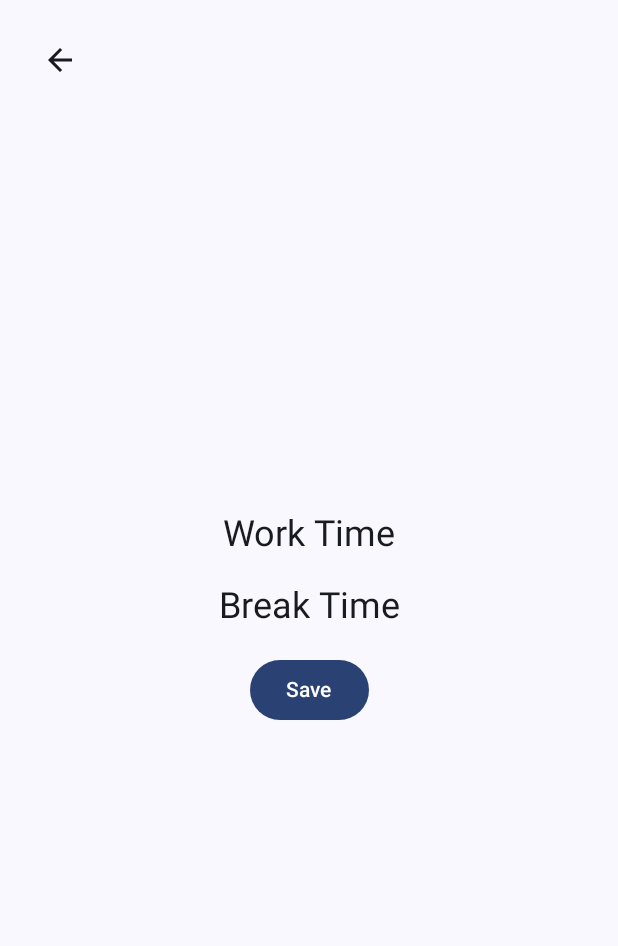
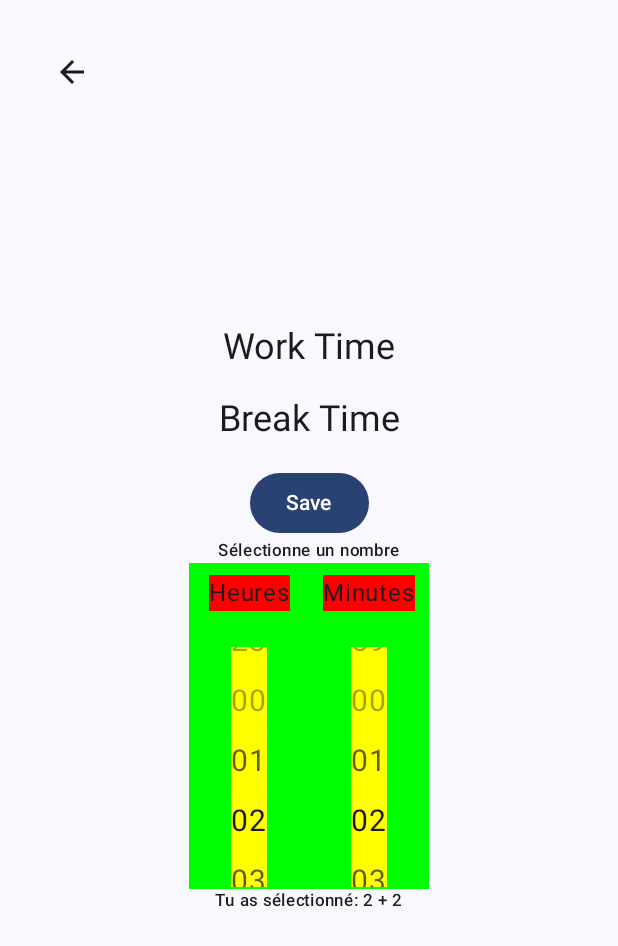
Before and after one commit to LaurentVrevin/Pomodoro, an Android app built with Jetpack Compose: the SettingsScreen screen opened through its navigation route, on a phone screen of 412 x 824 dp. Shown: the top 946 px of the screen. Run offline under Robolectric (Android 15) with nearby library versions, the light colour scheme and no system bars.

Commit message:
create component for number time picker

```diff
--- a/app/build.gradle.kts
+++ b/app/build.gradle.kts
@@ -51,6 +51,7 @@ android {
 
 dependencies {
 
+
     implementation(libs.androidx.core.ktx)
     implementation(libs.androidx.lifecycle.runtime.ktx)
     implementation(libs.androidx.activity.compose)
@@ -60,6 +61,7 @@ dependencies {
     implementation(libs.androidx.ui.tooling.preview)
     implementation(libs.androidx.material3)
     implementation(libs.androidx.navigation.compose)
+
     testImplementation(libs.junit)
     androidTestImplementation(libs.androidx.junit)
     androidTestImplementation(libs.androidx.espresso.core)
--- /dev/null
+++ b/app/src/main/java/com/laurentvrevin/pomodoro/presentation/components/NumberPicker.kt
@@ -0,0 +1,132 @@
+package com.laurentvrevin.pomodoro.presentation.components
+
+// Import des différentes bibliothèques nécessaires
+import androidx.compose.foundation.ExperimentalFoundationApi
+import androidx.compose.foundation.background
+import androidx.compose.foundation.gestures.snapping.rememberSnapFlingBehavior
+import androidx.compose.foundation.layout.*
+
+import androidx.compose.foundation.lazy.LazyColumn
+import androidx.compose.foundation.lazy.rememberLazyListState
+import androidx.compose.material3.HorizontalDivider
+import androidx.compose.material3.LocalContentColor
+import androidx.compose.material3.LocalTextStyle
+import androidx.compose.material3.Text
+import androidx.compose.runtime.*
+import androidx.compose.ui.Alignment
+import androidx.compose.ui.Modifier
+import androidx.compose.ui.graphics.Color
+import androidx.compose.ui.graphics.graphicsLayer
+import androidx.compose.ui.text.TextStyle
+import androidx.compose.ui.text.style.TextOverflow
+import androidx.compose.ui.unit.dp
+import androidx.compose.ui.unit.sp
+import kotlinx.coroutines.flow.distinctUntilChanged
+import kotlinx.coroutines.flow.map
+import kotlin.math.abs
+
+// Fonction pour créer un état pour le Picker, qui stockera l'élément sélectionné.
+// mutableStateOf("") crée un état mutable qui est initialisé à une chaîne vide.
+@Composable
+fun rememberPickerState() = remember { mutableStateOf("") }
+
+@OptIn(ExperimentalFoundationApi::class) // Utilisation d'une API expérimentale (Snap Fling Behavior)
+@Composable
+fun Picker(
+    items: List<String>, // Liste des éléments à afficher dans le Picker
+    selectedItem: MutableState<String> = rememberPickerState(), // L'état de l'élément sélectionné
+    modifier: Modifier = Modifier, // Modificateur pour personnaliser le style
+    startIndex: Int = 0, // L'index de départ (élément initial à afficher)
+    visibleItemsCount: Int = 3, // Le nombre d'éléments visibles à la fois dans le Picker
+    label: String = "", // Le label à afficher au-dessus de la liste
+    textStyle: TextStyle = LocalTextStyle.current.copy(fontSize = 20.sp), // Style du texte avec une taille par défaut de 20.sp
+    dividerColor: Color = LocalContentColor.current, // Couleur des diviseurs (ligne horizontale)
+) {
+    // Calcul pour obtenir l'index de l'élément au milieu de la liste visible
+    val visibleMiddleIndex = visibleItemsCount / 2
+
+    // Création d'un état pour la liste, qui simule un très grand nombre d'éléments.
+    // Cela permet d'avoir une liste qui semble infinie en utilisant des multiples des items.
+    val listState = rememberLazyListState(startIndex + items.size * 1000)
+
+    // LaunchedEffect est un composable qui exécute un bloc de code à chaque changement
+    // de listState. Ici, il réagit lorsque l'utilisateur fait défiler la liste.
+    LaunchedEffect(listState) {
+        // snapshotFlow capture le premier élément visible dans la liste (l'index de départ).
+        snapshotFlow { listState.firstVisibleItemIndex + visibleMiddleIndex }
+            // On utilise map pour obtenir l'élément réel dans la liste
+            .map { index -> items[index % items.size] } // On s'assure de ne pas dépasser la taille de la liste en utilisant %.
+            // distinctUntilChanged évite les collect inutiles si l'élément sélectionné ne change pas
+            .distinctUntilChanged()
+            // collect met à jour l'élément sélectionné en fonction de l'index calculé.
+            .collect { selectedItem.value = it }
+    }
+
+    // Réorganisation du Box pour placer le texte du label au-dessus de la LazyColumn
+    Box(
+        modifier = Modifier
+            .background(color = Color.Green)
+            .width(80.dp)
+    ) {
+        Column(
+            horizontalAlignment = Alignment.CenterHorizontally, // Centrer les éléments horizontalement dans la colonne
+            modifier = Modifier.wrapContentWidth() // Occuper toute la largeur disponible
+        ) {
+            // Affichage du label au-dessus du Picker
+            Text(
+                text = label, // Le texte du label
+                style = textStyle.copy(fontSize = 16.sp), // Style légèrement plus petit pour le label
+                modifier = Modifier
+                    .padding(vertical = 8.dp)
+                    .background(color = Color.Red) // Fond rouge pour le label
+                    .align(Alignment.CenterHorizontally) // Centrer le texte dans la colonne
+            )
+
+            // Espacement entre le label et le Picker
+            Spacer(modifier = Modifier.height(16.dp))
+
+            // LazyColumn pour afficher la liste des éléments
+            LazyColumn(
+                state = listState, // L'état de la liste (pour savoir quels éléments sont visibles)
+                flingBehavior = rememberSnapFlingBehavior(listState), // Snap au scrolling pour s'arrêter précisément sur un élément
+                contentPadding = PaddingValues(vertical = 16.dp), // Padding pour espacer un peu la liste des bords
+                horizontalAlignment = Alignment.CenterHorizontally, // Centrer les éléments dans la colonne
+                modifier = Modifier
+                    .height((visibleItemsCount * 40).dp) // La hauteur du Picker dépend du nombre d'éléments visibles
+                    .wrapContentWidth()
+                    .background(color = Color.Yellow) // Fond jaune pour le Picker
+            ) {
+                // Génération d'une grande liste d'éléments à partir de la taille réelle des items
+                items(items.size * 2000) { index ->
+
+                    // Calcul de la distance par rapport à l'élément central
+                    val distanceToCenter = abs(index - (remember { derivedStateOf { listState.firstVisibleItemIndex + visibleMiddleIndex }}.value))
+
+                    // Ajustement de l'opacité en fonction de la distance
+                    val opacity = when (distanceToCenter) {
+                        0 -> 1f // L'élément au centre est entièrement opaque
+                        1 -> 0.7f // Les éléments voisins sont légèrement transparents
+                        else -> 0.4f // Les autres éléments sont encore plus transparents
+                    }
+                    Text(
+                        text = items[index % items.size].padStart(2,'0'), // Récupérer l'élément en utilisant l'index modulo la taille de la liste
+                        maxLines = 1, // Un seul ligne par élément pour le texte
+                        overflow = TextOverflow.Ellipsis, // Si le texte dépasse, il sera coupé avec des points
+                        style = textStyle, // Appliquer le style défini plus haut (taille du texte, couleur, etc.)
+                        modifier = Modifier
+                            .padding(vertical = 8.dp) // Padding vertical pour espacer un peu les éléments
+                            .graphicsLayer(alpha = opacity)
+                    )
+                }
+            }
+
+            // Ajout d'un diviseur (ligne horizontale) au centre du Picker
+            HorizontalDivider(
+                modifier = Modifier
+                    .fillMaxWidth() // Le diviseur occupe toute la largeur du Picker
+                    .padding(vertical = 0.dp), // Ajouter du padding si nécessaire
+                color = Color.Green // La couleur du diviseur est verte ici, mais peut être modifiée
+            )
+        }
+    }
+}
--- a/app/src/main/java/com/laurentvrevin/pomodoro/presentation/screens/PomodoroScreen.kt
+++ b/app/src/main/java/com/laurentvrevin/pomodoro/presentation/screens/PomodoroScreen.kt
@@ -29,10 +29,16 @@ import androidx.compose.runtime.getValue
 import androidx.compose.ui.Alignment
 import androidx.compose.ui.Modifier
 import androidx.compose.ui.graphics.Color
+import androidx.compose.ui.graphics.ImageBitmap
+import androidx.compose.ui.platform.LocalContext
+import androidx.compose.ui.res.imageResource
 import androidx.compose.ui.text.font.FontWeight
+import androidx.compose.ui.tooling.preview.Preview
 import androidx.compose.ui.unit.dp
 import androidx.navigation.NavController
+import com.laurentvrevin.pomodoro.R
 import com.laurentvrevin.pomodoro.presentation.viewmodel.PomodoroViewModel
+import com.laurentvrevin.pomodoro.utils.PreviewPomodoroViewModel
 import com.laurentvrevin.pomodoro.utils.formatTime
 
 @Composable
@@ -43,9 +49,12 @@ fun PomodoroScreen(navController: NavController, pomodoroViewModel: PomodoroView
     val isRunning by pomodoroViewModel.isRunning.collectAsState()
     var labelPushPlayPause = if (isRunning) "Pause" else "Play"
 
+
+
     Box(
         modifier = Modifier
-        .fillMaxSize()
+            .fillMaxSize()
+            .padding(8.dp)
     ) {
         IconButton(
             onClick = { navController.navigate("Settings") },
@@ -80,12 +89,14 @@ fun PomodoroScreen(navController: NavController, pomodoroViewModel: PomodoroView
 
 
                 Button(
+
                     onClick = {
                         pomodoroViewModel.toggleTimer(worktime)
                     },
                     modifier = Modifier
                         .size(250.dp),
-                    colors = ButtonDefaults.buttonColors(containerColor = MaterialTheme.colorScheme.primary)
+                    colors = ButtonDefaults.buttonColors(containerColor = MaterialTheme.colorScheme.primary),
+
                 ) {
                     Box(
                         modifier = Modifier.fillMaxSize(),
@@ -142,3 +153,8 @@ fun PomodoroScreen(navController: NavController, pomodoroViewModel: PomodoroView
         }
     }
 }
+@Preview
+@Composable
+fun PomodoroScreenPreview() {
+    PomodoroScreen(navController = NavController(LocalContext.current), pomodoroViewModel = PreviewPomodoroViewModel())
+}
--- a/app/src/main/java/com/laurentvrevin/pomodoro/presentation/screens/SettingsScreen.kt
+++ b/app/src/main/java/com/laurentvrevin/pomodoro/presentation/screens/SettingsScreen.kt
@@ -3,12 +3,13 @@ package com.laurentvrevin.pomodoro.presentation.screens
 import android.annotation.SuppressLint
 import androidx.compose.foundation.layout.Arrangement
 import androidx.compose.foundation.layout.Column
+import androidx.compose.foundation.layout.Row
 import androidx.compose.foundation.layout.Spacer
 import androidx.compose.foundation.layout.fillMaxSize
 import androidx.compose.foundation.layout.height
 import androidx.compose.foundation.layout.padding
 import androidx.compose.material.icons.Icons
-import androidx.compose.material.icons.filled.ArrowBack
+import androidx.compose.material.icons.automirrored.filled.ArrowBack
 import androidx.compose.material3.Button
 import androidx.compose.material3.Icon
 import androidx.compose.material3.IconButton
@@ -16,12 +17,16 @@ import androidx.compose.material3.MaterialTheme
 import androidx.compose.material3.Scaffold
 import androidx.compose.material3.Text
 import androidx.compose.runtime.Composable
+import androidx.compose.runtime.collectAsState
+import androidx.compose.runtime.getValue
 import androidx.compose.ui.Alignment
 import androidx.compose.ui.Modifier
 import androidx.compose.ui.platform.LocalContext
 import androidx.compose.ui.tooling.preview.Preview
 import androidx.compose.ui.unit.dp
 import androidx.navigation.NavController
+import com.laurentvrevin.pomodoro.presentation.components.Picker
+import com.laurentvrevin.pomodoro.presentation.components.rememberPickerState
 
 import com.laurentvrevin.pomodoro.presentation.viewmodel.PomodoroViewModel
 import com.laurentvrevin.pomodoro.utils.PreviewPomodoroViewModel
@@ -30,9 +35,11 @@ import com.laurentvrevin.pomodoro.utils.PreviewPomodoroViewModel
 @Composable
 fun SettingsScreen(navController: NavController, pomodoroViewModel: PomodoroViewModel){
 
+    val progress by pomodoroViewModel.progress.collectAsState()
+    val worktime by pomodoroViewModel.worktime.collectAsState()
+
 
     // Affichage de la page des paramètres
-
     Scaffold(
         modifier = Modifier
             .fillMaxSize()
@@ -40,10 +47,10 @@ fun SettingsScreen(navController: NavController, pomodoroViewModel: PomodoroView
     ) { innerPadding ->
 
         IconButton(
-            modifier = Modifier.padding(16.dp),
+            modifier = Modifier.padding(24.dp),
             onClick = { navController.navigateUp() }
         ) {
-            Icon(Icons.Filled.ArrowBack, contentDescription = "Back")
+            Icon(Icons.AutoMirrored.Filled.ArrowBack, contentDescription = "Back")
         }
         Column(
             modifier = Modifier
@@ -54,12 +61,14 @@ fun SettingsScreen(navController: NavController, pomodoroViewModel: PomodoroView
             horizontalAlignment = Alignment.CenterHorizontally
         ) {
             // Section pour le temps de travail
+
             Text(
                 text = "Work Time",
                 style = MaterialTheme.typography.headlineSmall,
                 modifier = Modifier.align(Alignment.CenterHorizontally))
 
             Spacer(modifier = Modifier.height(16.dp))
+
 
             // Section pour le temps de pause
             Text(
@@ -74,8 +83,42 @@ fun SettingsScreen(navController: NavController, pomodoroViewModel: PomodoroView
                 Text(text = "Save")
 
         }
+            val hoursItem = (0..23).map { it.toString() }
+            val minutesItem = (0..59).map { it.toString() }
+            // État pour l'élément sélectionné
+            val selectedHours = rememberPickerState()
+            val selectedMinutes = rememberPickerState()
+
+
+            // Interface utilisateur principale
+
+                Column(horizontalAlignment = Alignment.CenterHorizontally) {
+                    Text(text = "Sélectionne un nombre", style = MaterialTheme.typography.labelSmall)
+
+                    Row(){
+
+                        // Utilisation du Picker avec une plage de nombres
+                        Picker(
+                            items = hoursItem,
+                            selectedItem = selectedHours,
+                            visibleItemsCount = 4,
+                            label = "Heures",
+
+                        )
+                        Picker(
+                            items = minutesItem,
+                            selectedItem = selectedMinutes,
+                            visibleItemsCount = 4,
+                            label = "Minutes"
+                        )
+                    }
+
+                    // Afficher l'élément sélectionné
+                    Text(text = "Tu as sélectionné: ${selectedHours.value} + ${selectedMinutes.value}", style = MaterialTheme.typography.labelSmall)
+                }
+            }
     }
-    }
+
 }
 
 @Preview(showBackground = true)
--- a/app/src/main/java/com/laurentvrevin/pomodoro/presentation/viewmodel/PomodoroViewModel.kt
+++ b/app/src/main/java/com/laurentvrevin/pomodoro/presentation/viewmodel/PomodoroViewModel.kt
@@ -70,6 +70,7 @@
         stopTimer()
         _worktime.value = initialWorkTime // Réinitialiser le temps de travail
         _isRunning.value = false
+        _progress.value = 1f // Réinitialiser la progression
     }
 
     fun toggleTimer(workTime: Long) {
--- a/gradle/libs.versions.toml
+++ b/gradle/libs.versions.toml
@@ -9,9 +9,11 @@ lifecycleRuntimeKtx = "2.8.4"
 activityCompose = "1.9.1"
 composeBom = "2024.04.01"
 navigationCompose = "2.7.7"
+numberpickerVersion = "latestVersion"
 
 [libraries]
 androidx-core-ktx = { group = "androidx.core", name = "core-ktx", version.ref = "coreKtx" }
+compose-numberpicker = { module = "com.chargemap.compose:numberpicker", version.ref = "numberpickerVersion" }
 junit = { group = "junit", name = "junit", version.ref = "junit" }
 androidx-junit = { group = "androidx.test.ext", name = "junit", version.ref = "junitVersion" }
 androidx-espresso-core = { group = "androidx.test.espresso", name = "espresso-core", version.ref = "espressoCore" }
```
Also changed, not shown: app/src/main/res/drawable/tomate01.png (added), app/src/main/res/drawable/tomato02.png (added).
